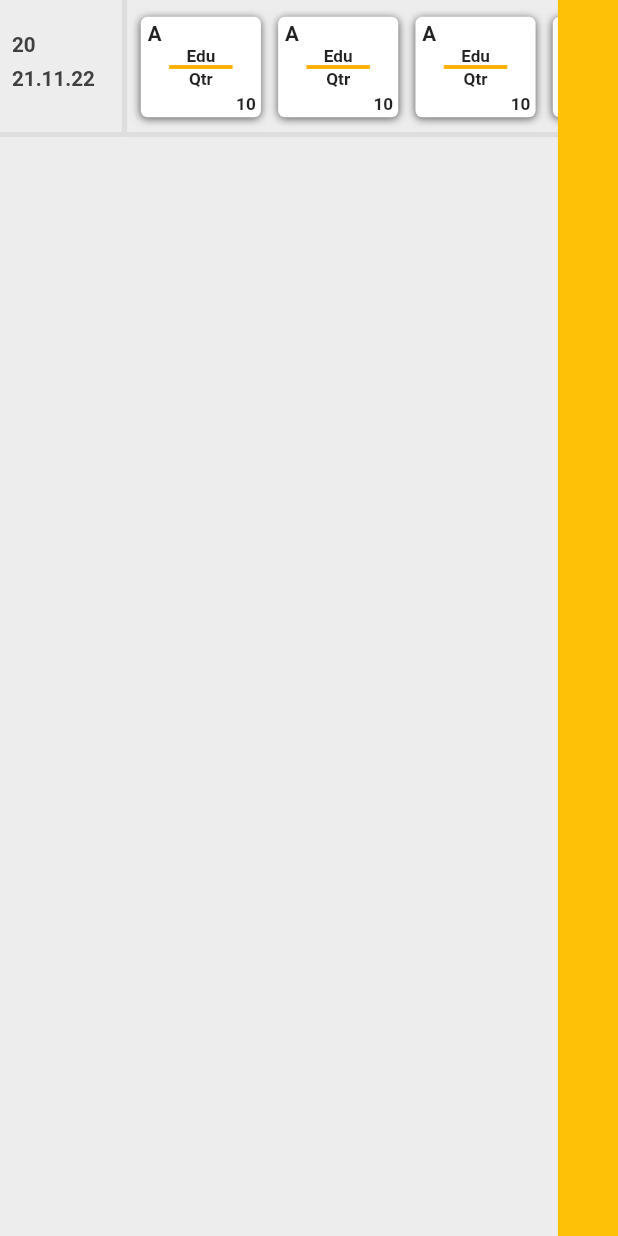
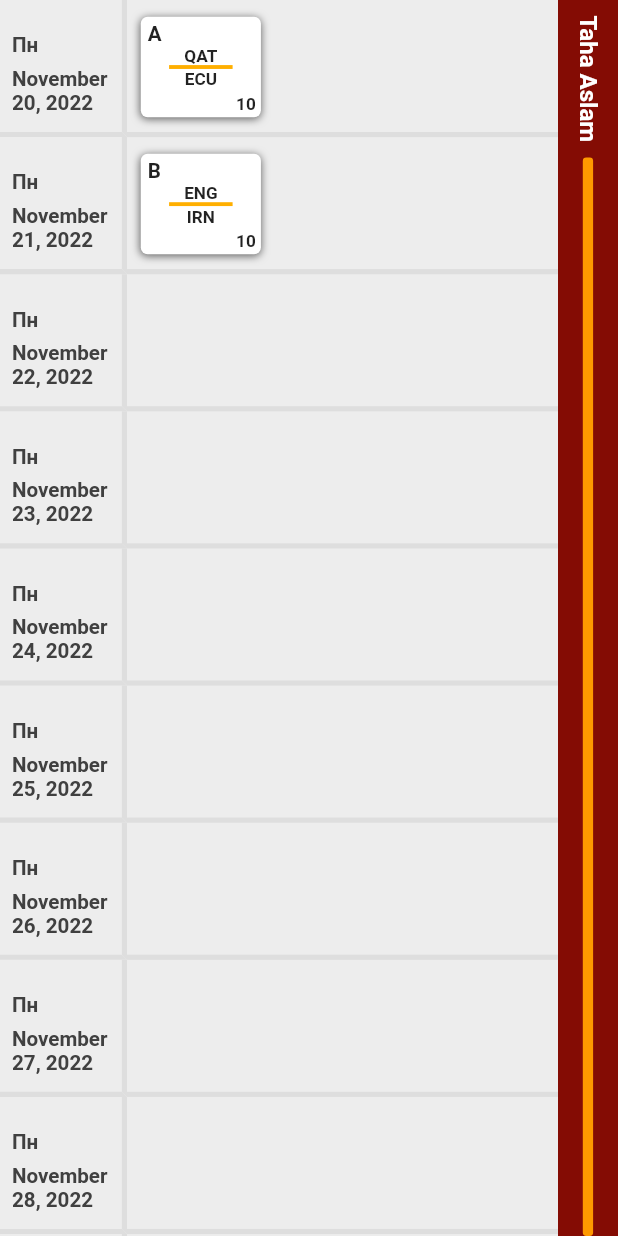
Before and after one commit to tahaaslam1/final_match_schedule, a Flutter app: the screen it shows after launch, on a phone screen of 412 x 824 dp. Run offline on Flutter 3.47's test engine with Material 2 defaults, Android fonts, the light colour scheme and no system bars; our stand-ins replace flutter_screenutil; Roboto replaces fonts that are missing (Ubuntu).

Commit message:
architecture change

```diff
--- a/final_match_schedule/lib/data/tounament_data.dart
+++ b/final_match_schedule/lib/data/tounament_data.dart
@@ -723,6 +723,14 @@ class TournamentData {
       ),
       Match(
         matchId: 57,
+        matchDateTime: DateTime.utc(2022, DateTime.december, 7, 11, 00, 00),
+      ),
+      Match(
+        matchId: 58,
+        matchDateTime: DateTime.utc(2022, DateTime.december, 8, 12, 00, 00),
+      ),
+      Match(
+        matchId: 59,
         matchDateTime: DateTime.utc(2022, DateTime.december, 9, 22, 00, 00),
         tournamentStage: TournamentStage.quaterFinals,
         homeTeam: Country(
@@ -733,7 +741,7 @@ class TournamentData {
         ),
       ),
       Match(
-        matchId: 58,
+        matchId: 60,
         matchDateTime: DateTime.utc(2022, DateTime.december, 9, 18, 00, 00),
         tournamentStage: TournamentStage.quaterFinals,
         homeTeam: Country(
@@ -744,7 +752,7 @@ class TournamentData {
         ),
       ),
       Match(
-        matchId: 59,
+        matchId: 61,
         matchDateTime: DateTime.utc(2022, DateTime.december, 10, 22, 00, 00),
         tournamentStage: TournamentStage.quaterFinals,
         homeTeam: Country(
@@ -755,7 +763,7 @@ class TournamentData {
         ),
       ),
       Match(
-        matchId: 60,
+        matchId: 62,
         matchDateTime: DateTime.utc(2022, DateTime.december, 10, 18, 00, 00),
         tournamentStage: TournamentStage.quaterFinals,
         homeTeam: Country(
@@ -766,7 +774,15 @@ class TournamentData {
         ),
       ),
       Match(
-        matchId: 61,
+        matchId: 63,
+        matchDateTime: DateTime.utc(2022, DateTime.december, 11, 13, 00, 00),
+      ),
+      Match(
+        matchId: 64,
+        matchDateTime: DateTime.utc(2022, DateTime.december, 12, 14, 00, 00),
+      ),
+      Match(
+        matchId: 65,
         matchDateTime: DateTime.utc(2022, DateTime.december, 13, 22, 00, 00),
         tournamentStage: TournamentStage.semiFinals,
         homeTeam: Country(
@@ -777,7 +793,7 @@ class TournamentData {
         ),
       ),
       Match(
-        matchId: 62,
+        matchId: 66,
         matchDateTime: DateTime.utc(2022, DateTime.december, 14, 22, 00, 00),
         tournamentStage: TournamentStage.semiFinals,
         homeTeam: Country(
@@ -788,7 +804,15 @@ class TournamentData {
         ),
       ),
       Match(
-        matchId: 63,
+        matchId: 67,
+        matchDateTime: DateTime.utc(2022, DateTime.december, 15, 15, 00, 00),
+      ),
+      Match(
+        matchId: 68,
+        matchDateTime: DateTime.utc(2022, DateTime.december, 16, 16, 00, 00),
+      ),
+      Match(
+        matchId: 69,
         matchDateTime: DateTime.utc(2022, DateTime.december, 17, 18, 00, 00),
         tournamentStage: TournamentStage.thirdPlace,
         homeTeam: Country(
@@ -796,13 +820,17 @@ class TournamentData {
         ),
       ),
       Match(
-        matchId: 64,
+        matchId: 70,
         matchDateTime: DateTime.utc(2022, DateTime.december, 18, 18, 00, 00),
         tournamentStage: TournamentStage.thirdPlace,
         homeTeam: Country(
           countryName: 'Final',
         ),
       ),
+      Match(
+        matchId: 71,
+        matchDateTime: DateTime.utc(2022, DateTime.december, 19, 17, 00, 00),
+      ),
     ],
   );
 }
--- a/final_match_schedule/lib/models/match.dart
+++ b/final_match_schedule/lib/models/match.dart
@@ -12,15 +12,15 @@ enum TournamentStage {
 class Match {
   final int matchId;
   final DateTime matchDateTime;
-  final Country homeTeam;
+  final Country? homeTeam;
   final Country? awayTeam;
-  final TournamentStage tournamentStage;
+  final TournamentStage? tournamentStage;
 
   Match({
     required this.matchDateTime,
-    required this.homeTeam,
+    this.homeTeam,
     this.awayTeam,
     required this.matchId,
-    required this.tournamentStage,
+    this.tournamentStage,
   });
 }
--- a/final_match_schedule/lib/presentation/screens/home_screen/home_screen.dart
+++ b/final_match_schedule/lib/presentation/screens/home_screen/home_screen.dart
@@ -2,8 +2,10 @@ import 'package:final_match_schedule/data/tounament_data.dart';
 import 'package:final_match_schedule/styles.dart';
 import 'package:final_match_schedule/presentation/widgets/date_card.dart';
 import 'package:final_match_schedule/presentation/widgets/match_list.dart';
+import 'package:final_match_schedule/presentation/widgets/side_bar.dart';
+import 'package:flutter/material.dart';
 import 'package:flutter_screenutil/flutter_screenutil.dart';
-import 'package:flutter/material.dart';
+import 'package:final_match_schedule/models/match.dart';
 
 class HomeScreen extends StatefulWidget {
   const HomeScreen({Key? key}) : super(key: key);
@@ -13,41 +15,92 @@ class HomeScreen extends StatefulWidget {
 }
 
 class _HomeScreenState extends State<HomeScreen> {
+  late final ScrollController listViewControllerOne, listViewControllerTwo;
+
+  late final List<Match> matches;
+
+  late final TournamentData matchData;
+
+  List<Match> removeMatchDuplicates(List<Match> matches) {
+    Set matcheSet = {};
+    List<Match> unique = matches
+        .where((element) => matcheSet.add(element.matchDateTime.day))
+        .toList();
+
+    return unique;
+  }
+
+  @override
+  void initState() {
+    listViewControllerOne = ScrollController();
+    listViewControllerTwo = ScrollController();
+    matchData = TournamentData();
+
+    listViewControllerOne.addListener(() {
+      listViewControllerTwo.jumpTo(listViewControllerOne.offset);
+    });
+
+    matches = removeMatchDuplicates(matchData.getMatchData());
+
+    // for(int i =0; i < matches.length ; ++i ){
+    //   print(matches[i].matchDateTime.day);
+    // }
+
+    super.initState();
+  }
+
+  @override
+  void dispose() {
+    listViewControllerOne.dispose();
+    listViewControllerTwo.dispose();
+
+    super.dispose();
+  }
+
   @override
   Widget build(BuildContext context) {
-    TournamentData matchData = TournamentData();
-    final matches = matchData.getMatchData();
     return SafeArea(
       child: Scaffold(
         backgroundColor: Styles.backgroundColor,
         body: Column(
           children: [
             Expanded(
+              child: Row(
+                children: [
+                  SizedBox(
+                    width: 325.w,
                     child: ListView.builder(
+                      controller: listViewControllerOne,
+                      // primary: false,
                       itemCount: matches.length,
                       itemBuilder: (context, index) {
-                  return Column(
-                    children: [
-                      Row(
+                        return Row(
                           crossAxisAlignment: CrossAxisAlignment.start,
                           children: [
                             DateCard(
                               matchDateTime: matches[index].matchDateTime,
                             ),
                             MatchList(
-                            matches: matches,
-                          ),
-                          //  const SideBar(),
-                          Container(                  //TODO : Removing this ,  listview is building OK, but with this not ..
-                            width: 35.w,
-                            height: MediaQuery.of(context).size.height,
-                            color: Colors.amber,
-                          ),
-                        ],
+                              matchDateTime: matches[index].matchDateTime,
                             ),
                           ],
                         );
                       },
+                    ),
+                  ),
+                  SizedBox(
+                    width: 35.w,
+                    child: ListView.builder(
+                      primary: false,
+                      controller: listViewControllerTwo,
+                      shrinkWrap: true,
+                      itemCount: matches.length,
+                      itemBuilder: (context, index) {
+                        return const SideBar();
+                      },
+                    ),
+                  ),
+                ],
               ),
             ),
           ],
--- a/final_match_schedule/lib/presentation/widgets/date_card.dart
+++ b/final_match_schedule/lib/presentation/widgets/date_card.dart
@@ -1,12 +1,13 @@
 import 'package:final_match_schedule/styles.dart';
 import 'package:flutter/material.dart';
 import 'package:flutter_screenutil/flutter_screenutil.dart';
+import 'package:intl/intl.dart';
 
 class DateCard extends StatelessWidget {
-
   final DateTime matchDateTime;
   const DateCard({
-    Key? key, required this.matchDateTime,
+    Key? key,
+    required this.matchDateTime,
   }) : super(key: key);
 
   @override
@@ -32,15 +33,15 @@ class DateCard extends StatelessWidget {
           crossAxisAlignment: CrossAxisAlignment.start,
           children: [
             Text(
-              //'Пн',
-              '${matchDateTime.day}',
+              'Пн',
+              //'${matchDateTime.day}',
               style: Styles.dateCardTextStyle,
             ),
             SizedBox(
               height: 5.0.h,
             ),
             Text(
-             '21.11.22',
+              DateFormat('yMMMMd').format(matchDateTime),
               style: Styles.dateCardTextStyle,
             ),
           ],
--- a/final_match_schedule/lib/presentation/widgets/match_card.dart
+++ b/final_match_schedule/lib/presentation/widgets/match_card.dart
@@ -4,7 +4,7 @@ import 'package:flutter/material.dart';
 import 'package:flutter_screenutil/flutter_screenutil.dart';
 
 class MatchCard extends StatelessWidget {
-  final Group matchGroup;
+  final Group? group;
   final String homeTeam;
   final String awayTeam;
   final DateTime matchTime;
@@ -13,12 +13,13 @@ class MatchCard extends StatelessWidget {
     Key? key,
     required this.awayTeam,
     required this.homeTeam,
-    required this.matchGroup,
+    required this.group,
     required this.matchTime,
   }) : super(key: key);
 
   @override
   Widget build(BuildContext context) {
+    //TODO : check if group then build widget tree..
     return Container(
       height: 52.h,
       width: 70.w,
@@ -42,7 +43,7 @@ class MatchCard extends StatelessWidget {
           Padding(
             padding: EdgeInsets.only(left : 4.0.w,top : 2.h),
             child: Text(
-              matchGroup.name,
+              group!.name,
               style: TextStyle(
                 fontWeight: FontWeight.w700,
                 fontSize: 12.sp,
--- a/final_match_schedule/lib/presentation/widgets/match_list.dart
+++ b/final_match_schedule/lib/presentation/widgets/match_list.dart
@@ -1,3 +1,4 @@
+import 'package:final_match_schedule/data/tounament_data.dart';
 import 'package:final_match_schedule/styles.dart';
 import 'package:final_match_schedule/models/country.dart';
 import 'package:final_match_schedule/models/match.dart';
@@ -5,13 +6,46 @@ import 'package:final_match_schedule/presentation/widgets/match_card.dart';
 import 'package:flutter/material.dart';
 import 'package:flutter_screenutil/flutter_screenutil.dart';
 
-class MatchList extends StatelessWidget {
-  final List<Match>? matches;
+class MatchList extends StatefulWidget {
+  final DateTime matchDateTime;
 
   const MatchList({
     Key? key,
-    this.matches,
+    required this.matchDateTime,
   }) : super(key: key);
+
+  @override
+  State<MatchList> createState() => _MatchListState();
+}
+
+class _MatchListState extends State<MatchList> {
+  late final List<Match> matches;
+
+  late final TournamentData matchData;
+
+  late final int itemCount;
+
+  int generateItemCount(List<Match> matches, DateTime matchDateTime) {
+    int itemCount = 0;
+    for (int i = 0; i < matches.length; ++i) {
+      if (matches[i].matchDateTime.day == matchDateTime.day) {
+        itemCount++;
+      }
+    }
+    return itemCount;
+  }
+
+  @override
+  void initState() {
+    matchData = TournamentData();
+    matches = matchData.getMatchData();
+
+    itemCount = generateItemCount(matches, widget.matchDateTime);
+
+    print(itemCount);
+
+    super.initState();
+  }
 
   @override
   Widget build(BuildContext context) {
@@ -27,13 +61,15 @@ class MatchList extends StatelessWidget {
         ),
       ),
       child: ListView.builder(
+        itemCount: itemCount,
         itemBuilder: (context, index) {
+          if (matches[index].matchDateTime == widget.matchDateTime) {
             return Row(
               children: [
                 MatchCard(
-                awayTeam: 'Qtr',
-                homeTeam: 'Edu',
-                matchGroup: Group.A,
+                  awayTeam: matches[index].awayTeam!.countryName,
+                  homeTeam: matches[index].homeTeam!.countryName,
+                  group: matches[index].awayTeam!.countryGroup,
                   matchTime: DateTime.now(),
                 ),
                 SizedBox(
@@ -41,13 +77,15 @@ class MatchList extends StatelessWidget {
                 ),
               ],
             );
+          } else {
+            return Container();
+          }
         },
         padding: EdgeInsets.only(
           left: 8.0.w,
           top: 7.0.h,
           bottom: 6.0.h,
         ),
-        shrinkWrap: true,
         scrollDirection: Axis.horizontal,
       ),
     );
--- a/final_match_schedule/pubspec.yaml
+++ b/final_match_schedule/pubspec.yaml
@@ -35,6 +35,7 @@ dependencies:
   # Use with the CupertinoIcons class for iOS style icons.
   cupertino_icons: ^1.0.2
   flutter_screenutil: ^5.5.3+2
+  intl: ^0.17.0
 
 dev_dependencies:
   flutter_test:
```
Also changed, not shown: final_match_schedule/pubspec.lock. Lines whose indentation alone changed are shown as unchanged.
